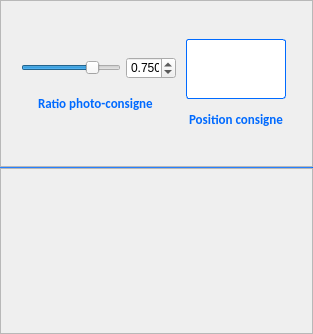
Above: PhotosConsigne/ui/SetStyle.ui from FlorianLance/PhotosConsigne before the change. Below: the same form after it.
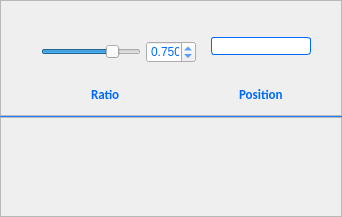
That is the form after the change. Icons and pictures are not drawn.

The edit to the form file:
```diff
--- a/PhotosConsigne/ui/SetStyle.ui
+++ b/PhotosConsigne/ui/SetStyle.ui
@@ -6,8 +6,8 @@
    <rect>
     <x>0</x>
     <y>0</y>
-    <width>313</width>
-    <height>334</height>
+    <width>342</width>
+    <height>217</height>
    </rect>
   </property>
   <property name="sizePolicy">
@@ -71,7 +71,7 @@
       <property name="bottomMargin">
        <number>0</number>
       </property>
-      <item>
+      <item alignment="Qt::AlignHCenter">
        <widget class="QFrame" name="frameRatioPC">
         <property name="minimumSize">
          <size>
@@ -116,7 +116,80 @@
          <property name="verticalSpacing">
           <number>0</number>
          </property>
-         <item row="0" column="2" alignment="Qt::AlignLeft">
+         <item row="0" column="1">
+          <spacer name="verticalSpacer_2">
+           <property name="orientation">
+            <enum>Qt::Vertical</enum>
+           </property>
+           <property name="sizeHint" stdset="0">
+            <size>
+             <width>20</width>
+             <height>0</height>
+            </size>
+           </property>
+          </spacer>
+         </item>
+         <item row="5" column="0" colspan="3" alignment="Qt::AlignHCenter">
+          <widget class="QLabel" name="laRatioPhotoConsign">
+           <property name="maximumSize">
+            <size>
+             <width>16777215</width>
+             <height>20</height>
+            </size>
+           </property>
+           <property name="styleSheet">
+            <string notr="true">
+
+QWidget {
+  
+	color : rgb(0,106,255);
+    font:  bold 10pt Calibri;
+
+
+ }
+
+
+QWidget:!enabled {
+  
+	color : rgb(150,150,150);
+    font:  bold 10pt Calibri;
+ }
+</string>
+           </property>
+           <property name="text">
+            <string>Ratio</string>
+           </property>
+          </widget>
+         </item>
+         <item row="1" column="1" alignment="Qt::AlignLeft">
+          <widget class="QSlider" name="hsRatioPC">
+           <property name="minimumSize">
+            <size>
+             <width>100</width>
+             <height>0</height>
+            </size>
+           </property>
+           <property name="maximumSize">
+            <size>
+             <width>100</width>
+             <height>16777215</height>
+            </size>
+           </property>
+           <property name="toolTip">
+            <string>Ratio par défaut de l'espace entre la photo et la consigne</string>
+           </property>
+           <property name="maximum">
+            <number>10000</number>
+           </property>
+           <property name="value">
+            <number>7500</number>
+           </property>
+           <property name="orientation">
+            <enum>Qt::Horizontal</enum>
+           </property>
+          </widget>
+         </item>
+         <item row="1" column="2" alignment="Qt::AlignLeft">
           <widget class="QDoubleSpinBox" name="dsbRatioPC">
            <property name="maximumSize">
             <size>
@@ -127,6 +200,26 @@
            <property name="toolTip">
             <string>Ratio par défaut de l'espace entre la photo et la consigne</string>
            </property>
+           <property name="styleSheet">
+            <string notr="true">
+
+QWidget {
+  
+	color : rgb(0,106,255);
+     font:  bold 10 ptCalibri;
+
+
+ }
+
+
+QWidget:!enabled {
+  
+	color : rgb(150,150,150);
+
+     font:  bold 10 ptCalibri;
+ }
+</string>
+           </property>
            <property name="decimals">
             <number>3</number>
            </property>
@@ -141,65 +234,18 @@
            </property>
           </widget>
          </item>
-         <item row="0" column="1" alignment="Qt::AlignLeft">
-          <widget class="QSlider" name="hsRatioPC">
-           <property name="minimumSize">
-            <size>
-             <width>100</width>
-             <height>0</height>
-            </size>
-           </property>
-           <property name="maximumSize">
-            <size>
-             <width>100</width>
-             <height>16777215</height>
-            </size>
-           </property>
-           <property name="toolTip">
-            <string>Ratio par défaut de l'espace entre la photo et la consigne</string>
-           </property>
-           <property name="maximum">
-            <number>10000</number>
-           </property>
-           <property name="value">
-            <number>7500</number>
-           </property>
+         <item row="4" column="0">
+          <spacer name="verticalSpacer">
            <property name="orientation">
-            <enum>Qt::Horizontal</enum>
+            <enum>Qt::Vertical</enum>
            </property>
-          </widget>
-         </item>
-         <item row="1" column="0" colspan="3" alignment="Qt::AlignHCenter">
-          <widget class="QLabel" name="laRatioPhotoConsign">
-           <property name="maximumSize">
+           <property name="sizeHint" stdset="0">
             <size>
-             <width>16777215</width>
-             <height>20</height>
+             <width>20</width>
+             <height>0</height>
             </size>
            </property>
-           <property name="styleSheet">
-            <string notr="true">
-
-QWidget {
-  
-	color : rgb(0,106,255);
-    font:  bold 10pt Calibri;
-
-
- }
-
-
-QWidget:!enabled {
-  
-	color : rgb(150,150,150);
-    font:  bold 10pt Calibri;
- }
-</string>
-           </property>
-           <property name="text">
-            <string>Ratio photo-consigne</string>
-           </property>
-          </widget>
+          </spacer>
          </item>
         </layout>
        </widget>
@@ -244,8 +290,21 @@
           <number>15</number>
          </property>
          <property name="bottomMargin">
-          <number>0</number>
+          <number>10</number>
          </property>
+         <item>
+          <spacer name="verticalSpacer_4">
+           <property name="orientation">
+            <enum>Qt::Vertical</enum>
+           </property>
+           <property name="sizeHint" stdset="0">
+            <size>
+             <width>20</width>
+             <height>0</height>
+            </size>
+           </property>
+          </spacer>
+         </item>
          <item>
           <widget class="QFrame" name="frameSubConsignPosition">
            <property name="maximumSize">
@@ -379,6 +438,19 @@
            </layout>
           </widget>
          </item>
+         <item>
+          <spacer name="verticalSpacer_3">
+           <property name="orientation">
+            <enum>Qt::Vertical</enum>
+           </property>
+           <property name="sizeHint" stdset="0">
+            <size>
+             <width>20</width>
+             <height>0</height>
+            </size>
+           </property>
+          </spacer>
+         </item>
          <item alignment="Qt::AlignHCenter">
           <widget class="QLabel" name="laPosConsign">
            <property name="maximumSize">
@@ -407,7 +479,7 @@
 </string>
            </property>
            <property name="text">
-            <string>Position consigne</string>
+            <string>Position</string>
            </property>
           </widget>
          </item>
```
Left out of the diff: 2 changed lines with no effect on the pictures.
